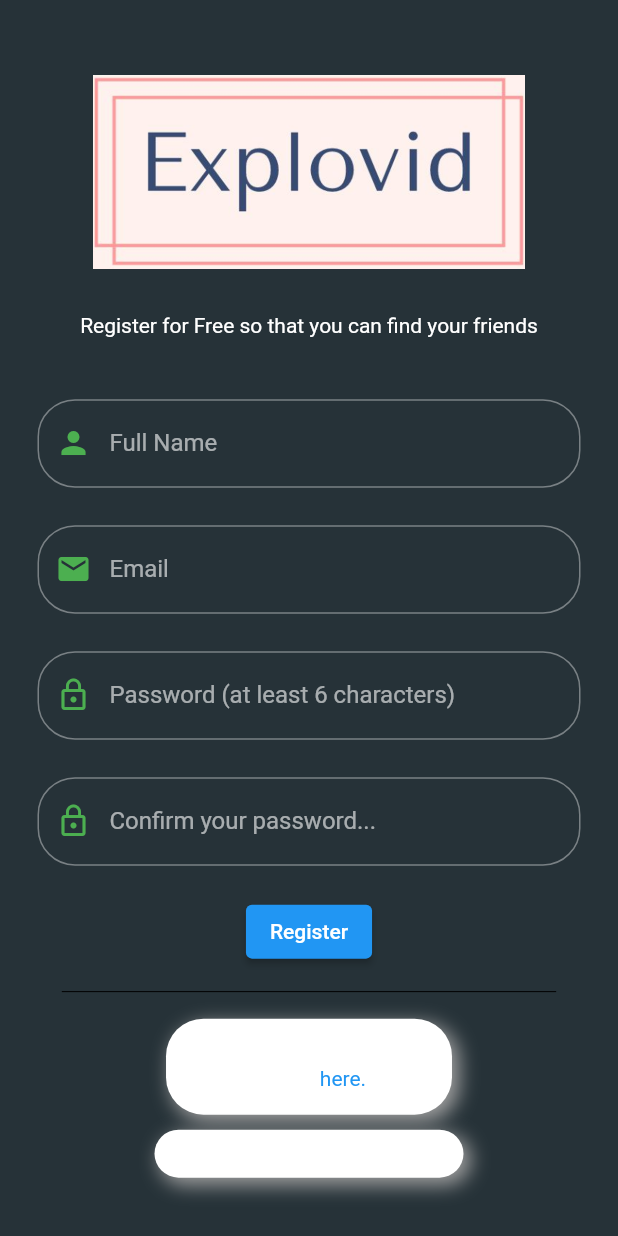
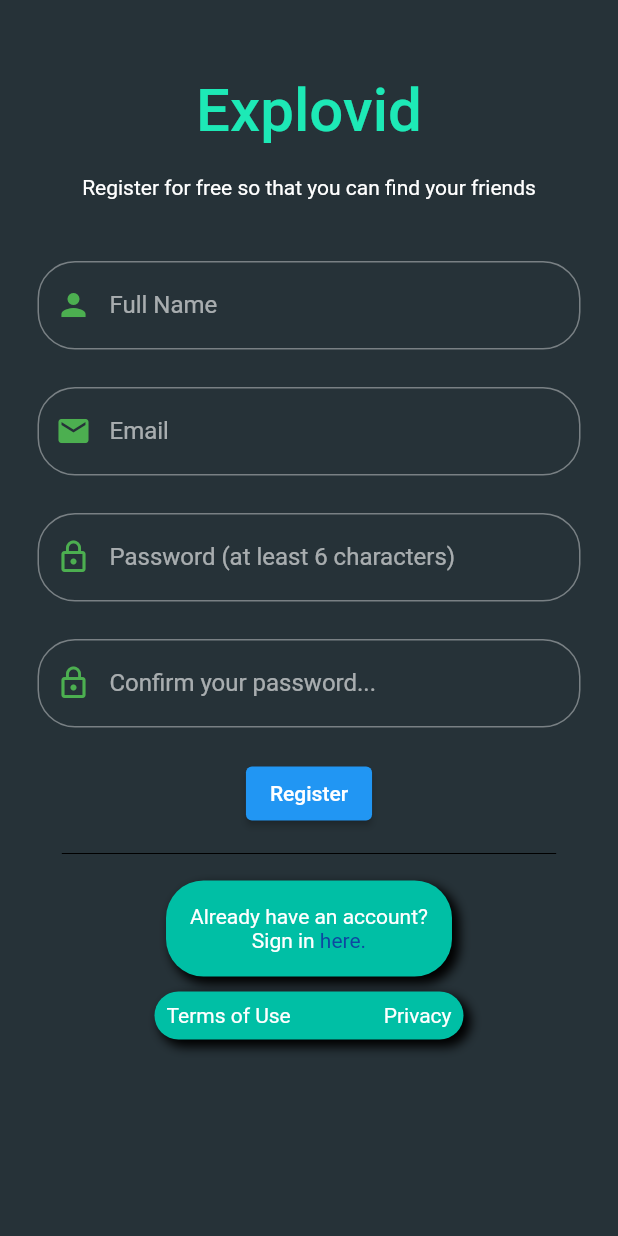
Before and after one commit to davorkomusanac/explovid, a Flutter app: the screen it shows after launch, after a tap on "here.", on a phone screen of 412 x 824 dp. Run offline on Flutter 3.47's test engine with Material 2 defaults, Android fonts, the phone set to English and light mode, and no system bars; our stand-ins replace bloc, firebase_auth, firebase_core, flutter_bloc, freezed_annotation, google_sign_in; accounts and stored records are empty; generated files the repository leaves out were written again.

```diff
--- a/lib/application/auth/auth_check/auth_check_bloc.dart
+++ b/lib/application/auth/auth_check/auth_check_bloc.dart
@@ -13,7 +13,7 @@ part 'auth_check_bloc.freezed.dart';
 class AuthCheckBloc extends Bloc<AuthCheckEvent, AuthCheckState> {
   final AuthRepository _authRepository;
 
-  AuthCheckBloc(this._authRepository) : super(const AuthCheckState.initial());
+  AuthCheckBloc(this._authRepository) : super(AuthCheckState.initial());
 
   @override
   Stream<AuthCheckState> mapEventToState(
@@ -21,8 +21,8 @@ class AuthCheckBloc extends Bloc<AuthCheckEvent, AuthCheckState> {
   ) async* {
     yield* event.map(
       authCheckRequested: (e) async* {
-        final bool = _authRepository.isUserSignedIn();
-        if (bool) {
+        final isUserAuth = _authRepository.isUserSignedIn();
+        if (isUserAuth) {
           yield const AuthCheckState.authenticated();
         } else {
           yield const AuthCheckState.unauthenticated();
@@ -31,7 +31,8 @@ class AuthCheckBloc extends Bloc<AuthCheckEvent, AuthCheckState> {
       signOutPressed: (e) async* {
         String returnValue = await _authRepository.signOut();
         if (returnValue == kSuccess) {
-          yield const AuthCheckState.unauthenticated();
+          //Not yielding a state since authCheck is called in initState in SplashPage and it will perform the authentication
+          //yield const AuthCheckState.unauthenticated();
         } else {
           print("There was an error signing out!");
         }
--- a/lib/main.dart
+++ b/lib/main.dart
@@ -51,9 +51,7 @@ class _MyAppState extends State<MyApp> {
         BlocProvider(
           create: (context) => AuthCheckBloc(
             _authRepository,
-          )..add(
-              AuthCheckEvent.authCheckRequested(),
-            ),
+          ),
         ),
         BlocProvider(
           create: (context) => SignInFormBloc(
--- a/lib/presentation/pages/home_page/one.dart
+++ b/lib/presentation/pages/home_page/one.dart
@@ -1,4 +1,5 @@
 import 'package:explovid/application/auth/auth_check/auth_check_bloc.dart';
+import 'package:explovid/presentation/pages/splash_page/splash_page.dart';
 import 'package:explovid/presentation/pages/welcome_page/welcome_page.dart';
 import 'package:flutter/material.dart';
 import 'package:flutter_bloc/flutter_bloc.dart';
@@ -14,14 +15,14 @@ class OnePage extends StatelessWidget {
               padding: const EdgeInsets.only(top: 5.0, bottom: 8.0),
               child: ElevatedButton(
                 onPressed: () {
-                  Navigator.of(context).pushReplacement(
-                    MaterialPageRoute(
-                      builder: (context) => WelcomePage(),
-                    ),
-                  );
                   context.read<AuthCheckBloc>().add(
                         AuthCheckEvent.signOutPressed(),
                       );
+                  Navigator.of(context, rootNavigator: true).pushReplacement(
+                    MaterialPageRoute(
+                      builder: (context) => SplashPage(),
+                    ),
+                  );
                 },
                 child: Text("Sign Out"),
               ),
--- a/lib/presentation/pages/sign_up_page/sign_up_page.dart
+++ b/lib/presentation/pages/sign_up_page/sign_up_page.dart
@@ -1,6 +1,7 @@
 import 'package:explovid/application/auth/auth_check/auth_check_bloc.dart';
 import 'package:explovid/application/auth/sign_in_form/sign_in_form_bloc.dart';
 import 'package:explovid/presentation/pages/home_page/home_page.dart';
+import 'package:explovid/presentation/pages/splash_page/splash_page.dart';
 import 'package:flutter/material.dart';
 import 'package:flutter_bloc/flutter_bloc.dart';
 
@@ -22,14 +23,10 @@ class SignUpPage extends StatelessWidget {
             if (state.isAuthStateChanged) {
               Navigator.of(context).pushReplacement(
                 MaterialPageRoute(
-                  builder: (context) => HomePage(),
+                  builder: (context) => SplashPage(),
                 ),
               );
               //Add email verification? Show snackbar, asking to verify email, so that they can log in?
-              //Send back to WelcomeScreen, or send back to a temp screen where it waits for email verification?
-              context.read<AuthCheckBloc>().add(
-                    const AuthCheckEvent.authCheckRequested(),
-                  );
             }
           },
           builder: (context, state) {
@@ -38,13 +35,17 @@ class SignUpPage extends StatelessWidget {
                 Column(
                   children: [
                     Padding(
-                      padding: const EdgeInsets.only(top: 50.0, bottom: 30),
-                      child: Image.asset(
-                        "assets/logo.PNG",
-                        width: MediaQuery.of(context).size.width * 0.7,
+                      padding: const EdgeInsets.only(top: 50.0, bottom: 20),
+                      child: Text(
+                        "Explovid",
+                        style: TextStyle(
+                          fontSize: 40,
+                          fontWeight: FontWeight.w500,
+                          color: Colors.tealAccent[400],
+                        ),
                       ),
                     ),
-                    Text("Register for Free so that you can find your friends"),
+                    Text("Register for free so that you can find your friends"),
                     state.isSubmitting ? LinearProgressIndicator(value: null) : Text(""),
                     Padding(
                       padding: const EdgeInsets.only(left: 25, right: 25, top: 25),
@@ -136,12 +137,12 @@ class SignUpPage extends StatelessWidget {
                       child: Container(
                         padding: const EdgeInsets.all(16),
                         decoration: BoxDecoration(
-                          color: Colors.white,
+                          color: Colors.tealAccent[700],
                           borderRadius: BorderRadius.circular(25.0),
                           boxShadow: [
                             BoxShadow(
-                              color: Colors.grey,
-                              blurRadius: 10.0,
+                              color: Colors.black,
+                              blurRadius: 5.0,
                               spreadRadius: 1.0,
                               offset: Offset(
                                 4.0,
@@ -165,7 +166,7 @@ class SignUpPage extends StatelessWidget {
                                   },
                                   child: Text(
                                     "here.",
-                                    style: TextStyle(color: Colors.blue),
+                                    style: TextStyle(color: Colors.blue[900]),
                                   ),
                                 ),
                               ],
@@ -178,12 +179,12 @@ class SignUpPage extends StatelessWidget {
                       padding: EdgeInsets.all(8.0),
                       width: MediaQuery.of(context).size.width * 0.5,
                       decoration: BoxDecoration(
-                        color: Colors.white,
+                        color: Colors.tealAccent[700],
                         borderRadius: BorderRadius.circular(25.0),
                         boxShadow: [
                           BoxShadow(
-                            color: Colors.grey,
-                            blurRadius: 10.0,
+                            color: Colors.black,
+                            blurRadius: 5.0,
                             spreadRadius: 1.0,
                             offset: Offset(
                               4.0,
--- a/lib/presentation/pages/splash_page/splash_page.dart
+++ b/lib/presentation/pages/splash_page/splash_page.dart
@@ -4,23 +4,41 @@ import 'package:explovid/presentation/pages/welcome_page/welcome_page.dart';
 import 'package:flutter/material.dart';
 import 'package:flutter_bloc/flutter_bloc.dart';
 
-class SplashPage extends StatelessWidget {
+class SplashPage extends StatefulWidget {
+  @override
+  _SplashPageState createState() => _SplashPageState();
+}
+
+class _SplashPageState extends State<SplashPage> {
+  @override
+  void initState() {
+    // TODO: implement initState
+    super.initState();
+    context.read<AuthCheckBloc>().add(
+          const AuthCheckEvent.authCheckRequested(),
+        );
+  }
+
   @override
   Widget build(BuildContext context) {
     return BlocListener<AuthCheckBloc, AuthCheckState>(
       listener: (context, state) {
         state.map(
           initial: (_) {},
-          authenticated: (_) => Navigator.of(context).pushReplacement(
+          authenticated: (_) {
+            Navigator.of(context).pushReplacement(
               MaterialPageRoute(
                 builder: (context) => HomePage(),
               ),
-          ),
-          unauthenticated: (_) => Navigator.of(context).pushReplacement(
+            );
+          },
+          unauthenticated: (_) {
+            Navigator.of(context).pushReplacement(
               MaterialPageRoute(
                 builder: (context) => WelcomePage(),
               ),
-          ),
+            );
+          },
         );
       },
       child: SafeArea(
--- a/lib/presentation/pages/welcome_page/welcome_page.dart
+++ b/lib/presentation/pages/welcome_page/welcome_page.dart
@@ -2,6 +2,7 @@ import 'package:explovid/application/auth/auth_check/auth_check_bloc.dart';
 import 'package:explovid/application/auth/sign_in_form/sign_in_form_bloc.dart';
 import 'package:explovid/presentation/pages/home_page/home_page.dart';
 import 'package:explovid/presentation/pages/sign_up_page/sign_up_page.dart';
+import 'package:explovid/presentation/pages/splash_page/splash_page.dart';
 import 'package:flutter/cupertino.dart';
 import 'package:flutter/material.dart';
 import 'package:flutter_bloc/flutter_bloc.dart';
@@ -24,25 +25,26 @@ class WelcomePage extends StatelessWidget {
             if (state.isAuthStateChanged) {
               Navigator.of(context).pushReplacement(
                 MaterialPageRoute(
-                  builder: (context) => HomePage(),
+                  builder: (context) => SplashPage(),
                 ),
               );
-              context.read<AuthCheckBloc>().add(
-                    const AuthCheckEvent.authCheckRequested(),
-                  );
             }
           },
           builder: (context, state) {
             return ListView(
-              physics: BouncingScrollPhysics(),
+              //physics: BouncingScrollPhysics(),
               children: [
                 Column(
                   children: [
                     Padding(
-                      padding: const EdgeInsets.only(top: 60.0, bottom: 40),
-                      child: Image.asset(
-                        "assets/logo.PNG",
-                        width: MediaQuery.of(context).size.width * 0.7,
+                      padding: const EdgeInsets.only(top: 50.0, bottom: 20),
+                      child: Text(
+                        "Explovid",
+                        style: TextStyle(
+                          fontSize: 40,
+                          fontWeight: FontWeight.w500,
+                          color: Colors.tealAccent[400],
+                        ),
                       ),
                     ),
                     state.isSubmitting ? LinearProgressIndicator(value: null) : Text(""),
@@ -124,11 +126,11 @@ class WelcomePage extends StatelessWidget {
                       child: Container(
                         padding: const EdgeInsets.all(16),
                         decoration: BoxDecoration(
-                          color: Colors.white,
+                          color: Colors.black,
                           borderRadius: BorderRadius.circular(25.0),
                           boxShadow: [
                             BoxShadow(
-                              color: Colors.grey,
+                              color: Colors.black,
                               blurRadius: 10.0,
                               spreadRadius: 1.0,
                               offset: Offset(
@@ -171,11 +173,11 @@ class WelcomePage extends StatelessWidget {
                       padding: EdgeInsets.all(8.0),
                       width: MediaQuery.of(context).size.width * 0.5,
                       decoration: BoxDecoration(
-                        color: Colors.white,
+                        color: Colors.black,
                         borderRadius: BorderRadius.circular(25.0),
                         boxShadow: [
                           BoxShadow(
-                            color: Colors.grey,
+                            color: Colors.black,
                             blurRadius: 10.0,
                             spreadRadius: 1.0,
                             offset: Offset(
```
Lines whose indentation alone changed are shown as unchanged.
